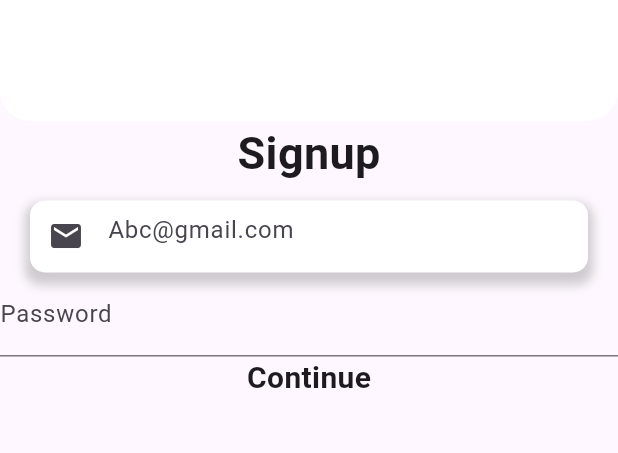
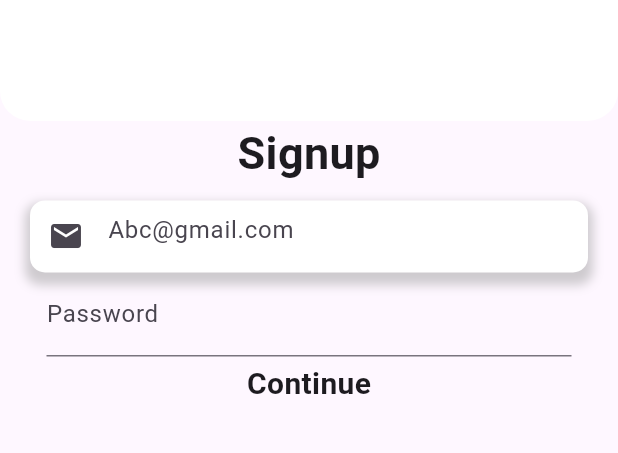
Before and after one commit to Saumya-sura/loan-calculator, a Flutter app: the screen it shows after launch, on a phone screen of 412 x 824 dp, the part 381-834 px from its top. Run offline on Flutter 3.47's test engine with Material 3 defaults, Android fonts, the light colour scheme and no system bars.

Commit message:
fixed password height

```diff
--- a/lib/signup.dart
+++ b/lib/signup.dart
@@ -95,14 +95,19 @@ class _SignupState extends State<Signup> {
             height: 5,
           ),
           inputField(Icons.email,"Abc@gmail.com"),
-        TextFormField(
+        SizedBox(
+          height:60,
+          width: 350,
+          child: TextFormField(
                   obscureText: true,
                   decoration: const InputDecoration(
+
                     hintText: "Enter Password",
                     labelText: "Password",
                   ),
 
 
+          ),
         ),
            GestureDetector(
             onTap: ()
@@ -116,12 +121,15 @@ class _SignupState extends State<Signup> {
       ),
                );
             },
-             child: const Text("Continue",
+             child: const SizedBox(
+              height: 40,
+               child:  Text("Continue",
                          style: TextStyle(
                 fontSize: 20,
                 fontWeight: FontWeight.bold,
                          ),
 
+                         ),
              ),
            ),
         ],
```
Lines whose indentation alone changed are shown as unchanged.
